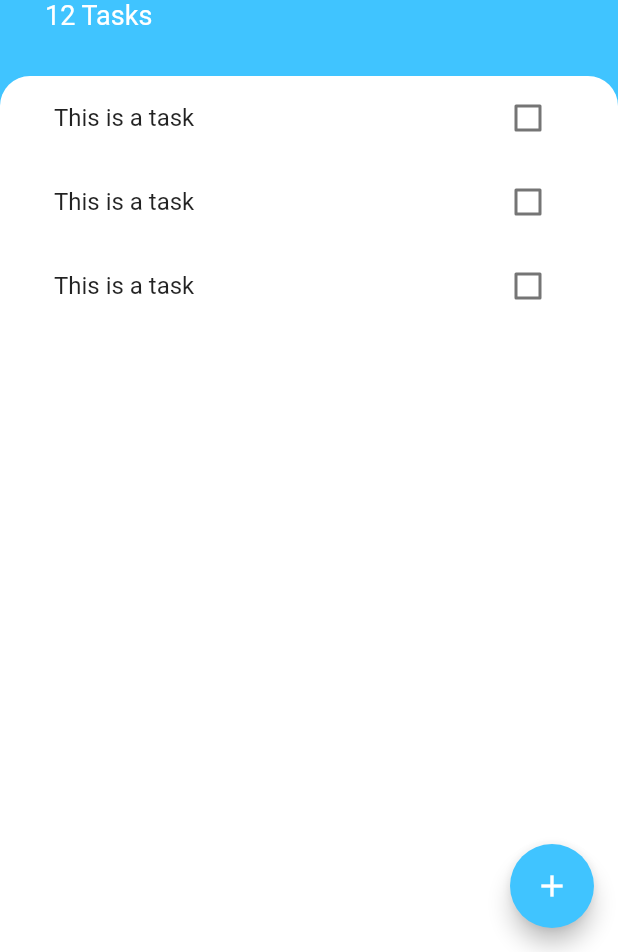
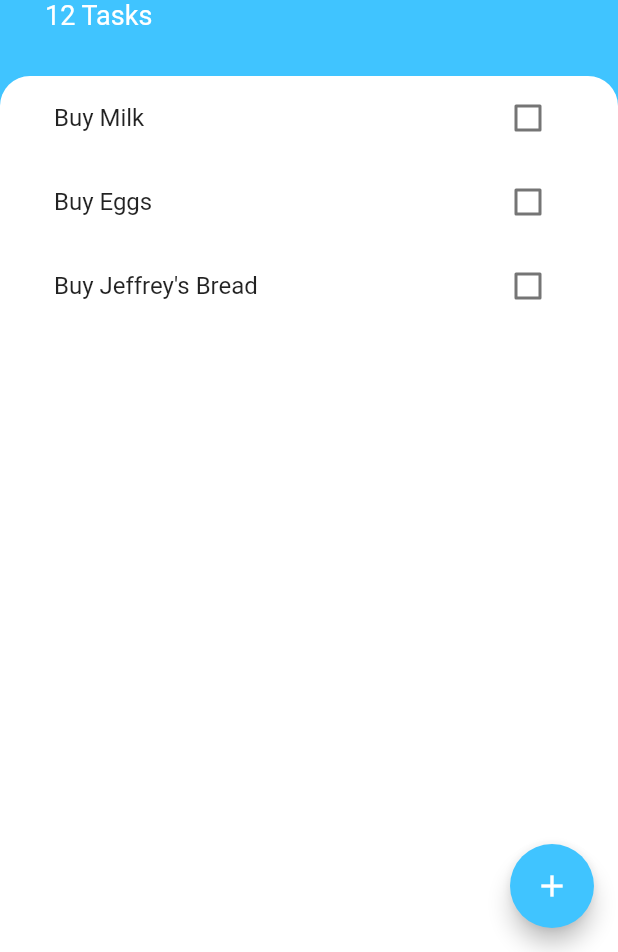
Before and after one commit to AndrewPalet/todoey_flutter, a Flutter app: the screen it shows after launch, on a phone screen of 412 x 824 dp, the part 284-1236 px from its top. Run offline on Flutter 3.47's test engine with Material 2 defaults, Android fonts, the phone set to English and light mode, and no system bars.

Commit message:
trying to figure this state thing out. This is damn difficult

```diff
--- /dev/null
+++ b/lib/models/task.dart
@@ -0,0 +1,10 @@
+class Task {
+  final String name;
+  bool isDone;
+
+  Task({this.name, this.isDone = false});
+
+  void toggleDone() {
+    isDone = !isDone;
+  }
+}
--- /dev/null
+++ b/lib/models/taskList.dart
@@ -0,0 +1,13 @@
+import 'task.dart';
+
+class TaskList {
+  List<Task> taskList = [
+    Task(name: 'Buy Milk'),
+    Task(name: 'Buy Eggs'),
+    Task(name: 'Buy Jeffrey\'s Bread'),
+  ];
+
+  void addTaskList(Task task) {
+    taskList.add(task);
+  }
+}
--- a/lib/widgets/task_tile.dart
+++ b/lib/widgets/task_tile.dart
@@ -1,33 +1,25 @@
 import 'package:flutter/material.dart';
 
 class TaskTile extends StatelessWidget {
+  final bool isChecked;
+  final String taskTitle;
+  final Function checkBoxCallback;
+
+  TaskTile({this.isChecked, this.taskTitle, this.checkBoxCallback});
+
   @override
   Widget build(BuildContext context) {
     return ListTile(
-      title: Text('This is a task'),
-      trailing: TaskCheckbox(),
+      title: Text(
+        taskTitle,
+        style: TextStyle(
+            decoration: isChecked ? TextDecoration.lineThrough : null),
+      ),
+      trailing: Checkbox(
+        activeColor: Colors.lightBlueAccent,
+        value: isChecked,
+        onChanged: checkBoxCallback,
+      ),
     );
   }
 }
-
-class TaskCheckbox extends StatefulWidget {
-  @override
-  _TaskCheckboxState createState() => _TaskCheckboxState();
-}
-
-class _TaskCheckboxState extends State<TaskCheckbox> {
-  bool isChecked = false;
-
-  @override
-  Widget build(BuildContext context) {
-    return Checkbox(
-      activeColor: Colors.lightBlueAccent,
-      value: isChecked,
-      onChanged: (newValue) {
-        setState(() {
-          isChecked = newValue;
-        });
-      },
-    );
-  }
-}
--- a/lib/widgets/tasks_list.dart
+++ b/lib/widgets/tasks_list.dart
@@ -1,15 +1,33 @@
 import 'package:flutter/material.dart';
 import 'task_tile.dart';
+import 'package:todoey_flutter/models/task.dart';
 
-class TasksList extends StatelessWidget {
+class TasksList extends StatefulWidget {
+  @override
+  _TasksListState createState() => _TasksListState();
+}
+
+class _TasksListState extends State<TasksList> {
+  List<Task> tasks = [
+    Task(name: 'Buy Milk'),
+    Task(name: 'Buy Eggs'),
+    Task(name: 'Buy Jeffrey\'s Bread'),
+  ];
+
   @override
   Widget build(BuildContext context) {
-    return ListView(
-      children: [
-        TaskTile(),
-        TaskTile(),
-        TaskTile(),
-      ],
+    return ListView.builder(
+      itemBuilder: (context, index) {
+        return TaskTile(
+            taskTitle: tasks[index].name,
+            isChecked: tasks[index].isDone,
+            checkBoxCallback: (checkBoxState) {
+              setState(() {
+                tasks[index].toggleDone();
+              });
+            });
+      },
+      itemCount: tasks.length,
     );
   }
 }
```
